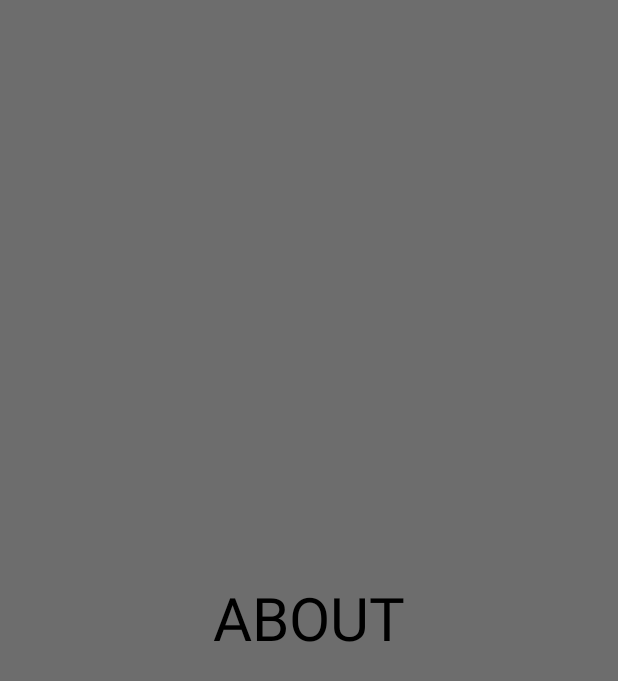
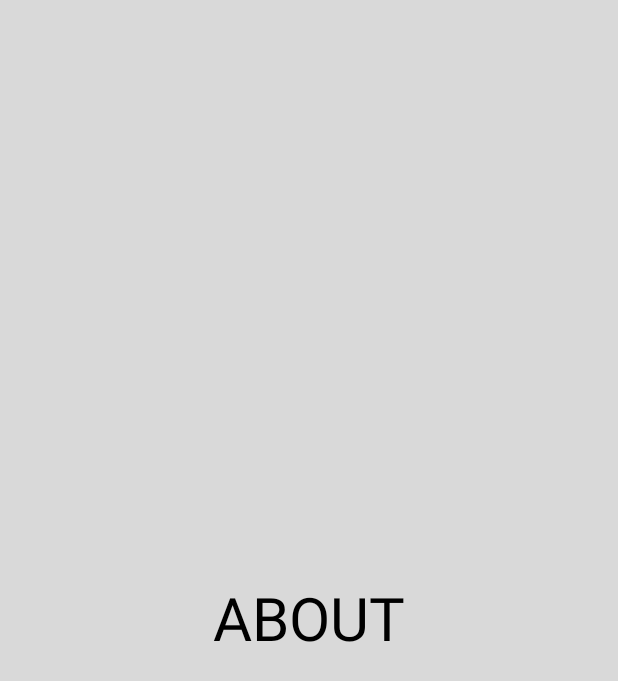
Before and after one commit to ADao12/android-drawer-template, an Android app: the layout fragment_about.xml on its own in the app's theme, with its tools: preview values and no code run, on a phone screen of 412 x 824 dp. Shown: the top 681 px of the screen. Run offline under Robolectric (Android 15) with nearby library versions, the phone set to English and light mode, and no system bars.

Commit message:
Formatting

```diff
--- a/app/src/main/kotlin/MainApplication.kt
+++ b/app/src/main/kotlin/MainApplication.kt
@@ -1,7 +1,5 @@
 package com.michalfaber.drawertemplate
 
-import android.location.LocationManager
-import javax.inject.Inject
 import kotlin.platform.platformStatic
 import kotlin.properties.Delegates
 
--- a/app/src/main/kotlin/views/adapters/AdapterItemBase.kt
+++ b/app/src/main/kotlin/views/adapters/AdapterItemBase.kt
@@ -3,11 +3,12 @@ package com.michalfaber.drawertemplate.views.adapters
 import android.support.v7.widget.RecyclerView
 import kotlin.reflect.KClass
 
-abstract class AdapterItemBase<T>(val viewHolderClass: KClass<T>): AdapterItem {
+abstract class AdapterItemBase<T>(val viewHolderClass: KClass<T>) : AdapterItem {
     companion object {
         val ID_GENERATOR_MIN_VALUE: Long = 2 shl 5
         var nextId: Long = ID_GENERATOR_MIN_VALUE;
     }
+
     override val id = ++nextId
     override val viewType: Int = viewHolderClass.hashCode()
 
--- a/app/src/main/kotlin/views/adapters/AdapterItemsSupervisor.kt
+++ b/app/src/main/kotlin/views/adapters/AdapterItemsSupervisor.kt
@@ -3,6 +3,6 @@ package com.michalfaber.drawertemplate.views.adapters
 trait AdapterItemsSupervisor<T> {
     fun removeItems(startsFrom: Int, subItems: List<T>)
     fun addItems(startsFrom: Int, subItems: List<T>)
-    fun indexOfItem(item: T) : Int
+    fun indexOfItem(item: T): Int
     fun swapItem(index: Int, item: T)
 }
--- a/app/src/main/res/layout/activity_main.xml
+++ b/app/src/main/res/layout/activity_main.xml
@@ -25,7 +25,7 @@
             android:id="@+id/fragment_drawer"
             android:layout_width="@dimen/navigation_drawer_width"
             android:layout_height="match_parent"
-            android:name="com.michalfaber.drawertemplate.fragments.DrawerFragment"
+            android:name="com.michalfaber.drawertemplate.fragments.drawer.DrawerFragment"
             android:layout_gravity="start" />
 
     </android.support.v4.widget.DrawerLayout>
--- a/app/src/main/res/values/colors.xml
+++ b/app/src/main/res/values/colors.xml
@@ -8,12 +8,13 @@
     -->
     <color name="primary">#d5d5d5</color>
     <color name="primary_dark">#6d6d6d</color>
-    <color name="window_background">#6d6d6d</color>
+    <color name="window_background">#d9d9d9</color>
     <color name="text_primary">#212121</color>
     <color name="navigation_bar">#6d6d6d</color>
     <color name="accent">#565aff</color>
 
     <color name="black">#000</color>
+
 
     <color name="drawer_item_active">#565aff</color>
     <color name="drawer_item_pressed">#312e2e</color>
--- a/app/src/main/res/values/strings.xml
+++ b/app/src/main/res/values/strings.xml
@@ -6,5 +6,8 @@
 
     <string name="drawer_open">Menu opened</string>
     <string name="drawer_close">Menu closed</string>
-    <string name="action_settings">Settings</string>
+
+    <string name="action_item1">Item 1</string>
+    <string name="action_item2">Item 2</string>
+    <string name="action_item3">Item 3</string>
 </resources>
```
Also changed, not shown: app/src/main/kotlin/fragments/drawer/DrawerFragment.kt (+3 -4 lines), app/src/main/kotlin/views/adapters/ViewHolderProvider.kt (+5 -5 lines), app/src/main/kotlin/views/adapters/drawer/DrawerAdapter.kt (+3 -14 lines), app/src/main/kotlin/views/adapters/drawer/drawerAdapterItems.kt (+3 -8 lines).
